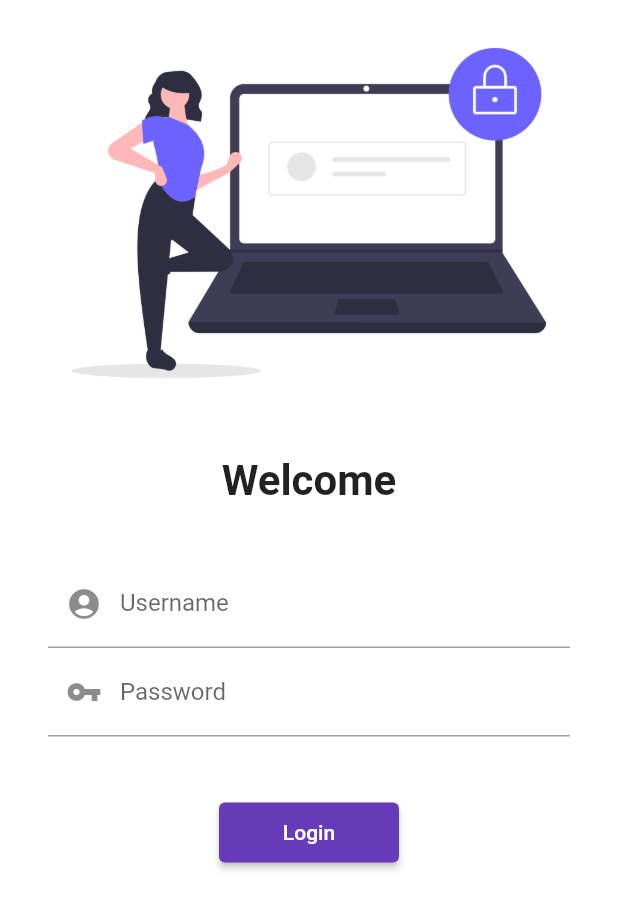
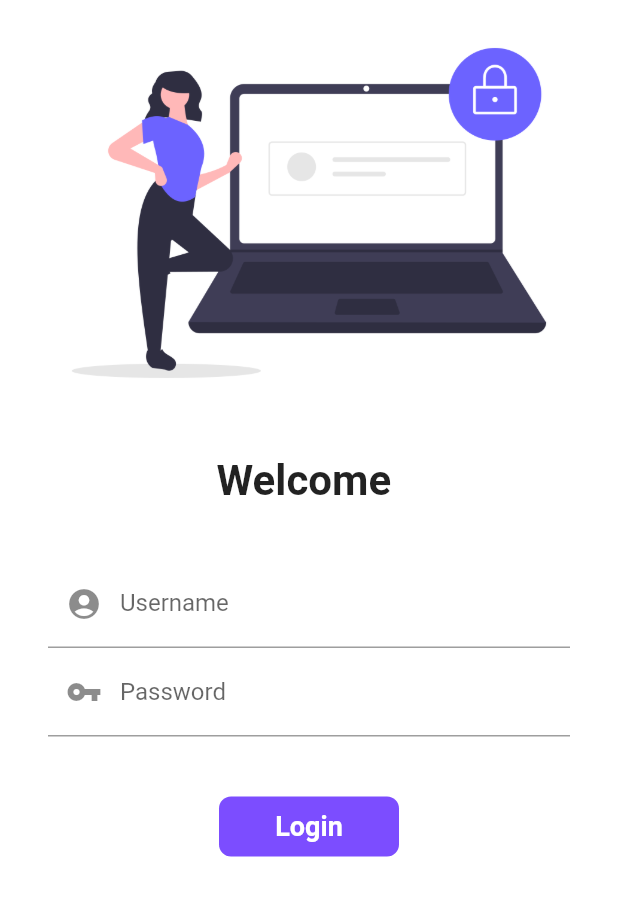
Before and after one commit to Jeet-Manojit/Flutter, a Flutter app: the screen it shows after launch, on a phone screen of 412 x 824 dp. Shown: the top 909 px of the screen. Run offline on Flutter 3.47's test engine with Material 2 defaults, Android fonts, the phone set to English and light mode, and no system bars.

Commit message:
Day 6 completed

```diff
--- a/lib/pages/login_page.dart
+++ b/lib/pages/login_page.dart
@@ -4,9 +4,16 @@ import 'package:flutter/material.dart';
 import 'package:flutter_demo/pages/home_page.dart';
 import 'package:flutter_demo/utils/routes.dart';
 
-class LoginPage extends StatelessWidget {
+class LoginPage extends StatefulWidget {
   const LoginPage({Key? key}) : super(key: key);
 
+  @override
+  State<LoginPage> createState() => _LoginPageState();
+}
+
+class _LoginPageState extends State<LoginPage> {
+  String name = "";
+  bool changebutton = false;
   @override
   Widget build(BuildContext context) {
     return Material(
@@ -20,7 +27,7 @@ class LoginPage extends StatelessWidget {
             ),
             SizedBox(height: 20.0),
             Text(
-              "Welcome",
+              "Welcome $name",
               style: TextStyle(
                 fontSize: 28,
                 fontWeight: FontWeight.bold,
@@ -36,26 +43,66 @@ class LoginPage extends StatelessWidget {
                   TextFormField(
                     decoration: InputDecoration(
                       prefixIcon: Icon(Icons.account_circle),
-                      hintText: "Enter Username",
                       labelText: "Username",
                     ),
+                    textInputAction: TextInputAction.next,
+                    onChanged: (value) {
+                      name = value;
+                      setState(() {});
+                    },
                   ),
                   TextFormField(
                     obscureText: true,
                     decoration: InputDecoration(
                       prefixIcon: Icon(Icons.vpn_key),
-                      hintText: "Enter Password",
                       labelText: "Password",
                     ),
+                    textInputAction: TextInputAction.done,
                   ),
                   SizedBox(height: 40),
-                  ElevatedButton(
-                    onPressed: () {
+
+                  InkWell(
+                    onTap: () async {
+                      setState(() {
+                        changebutton = true;
+                      });
+
+                      await Future.delayed(Duration(seconds: 1));
                       Navigator.pushNamed(context, MyRoutes.homeRoute);
                     },
-                    style: TextButton.styleFrom(minimumSize: Size(120, 40)),
-                    child: Text("Login"),
-                  )
+                    child: AnimatedContainer(
+                      duration: Duration(seconds: 1),
+                      width: changebutton ? 50 : 120,
+                      height: 40,
+                      alignment: Alignment.center,
+                      child: changebutton
+                          ? Icon(
+                              Icons.done,
+                              color: Colors.white,
+                            )
+                          : Text(
+                              "Login",
+                              style: TextStyle(
+                                  color: Colors.white,
+                                  fontWeight: FontWeight.bold,
+                                  fontSize: 18),
+                            ),
+                      decoration: BoxDecoration(
+                        color: Colors.deepPurpleAccent,
+                        // shape:
+                        //     changebutton ? BoxShape.circle : BoxShape.rectangle,
+                        borderRadius:
+                            BorderRadius.circular(changebutton ? 50 : 8),
+                      ),
+                    ),
+                  ),
+                  // ElevatedButton(
+                  //   onPressed: () {
+                  //     Navigator.pushNamed(context, MyRoutes.homeRoute);
+                  //   },
+                  //   style: TextButton.styleFrom(minimumSize: Size(120, 40)),
+                  //   child: Text("Login"),
+                  // )
                 ],
               ),
             )
```
